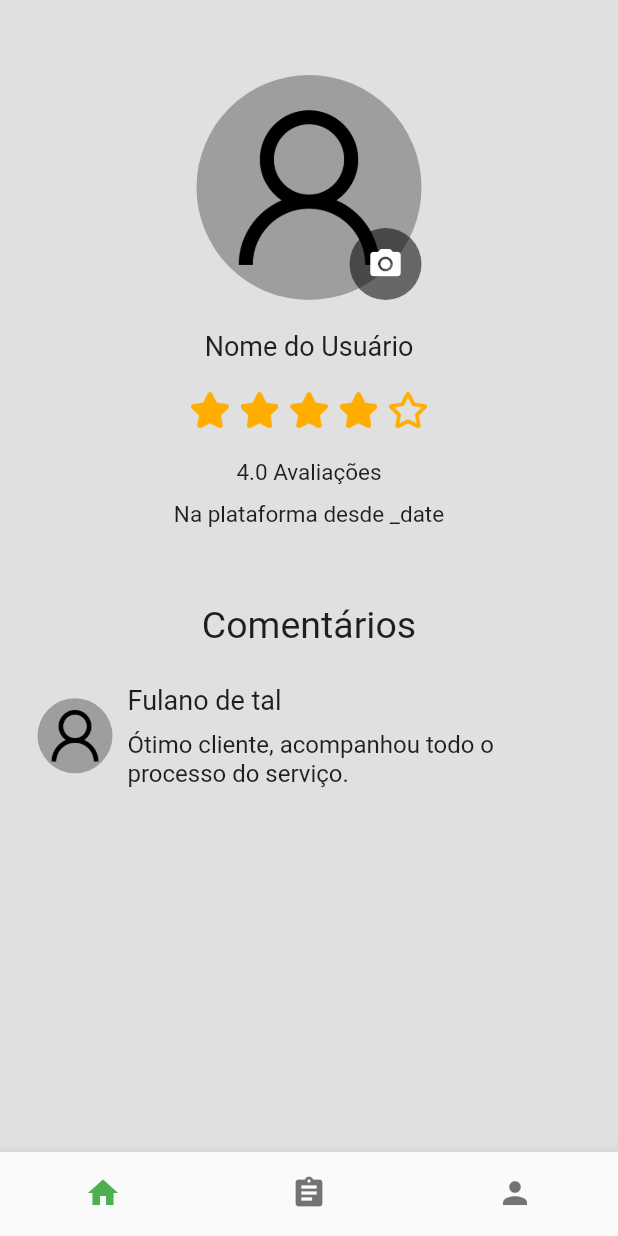
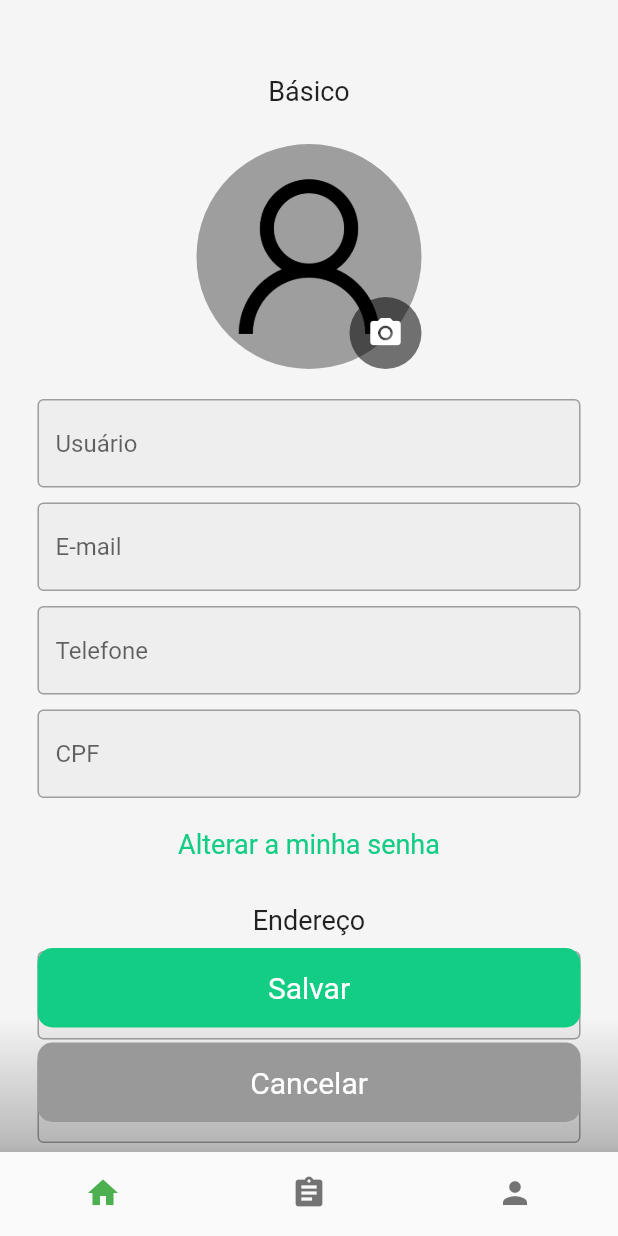
Before and after one commit to Vitkinn/find-services, a Flutter app: the screen it shows after launch, on a phone screen of 412 x 824 dp. Run offline on Flutter 3.47's test engine with Material 2 defaults, Android fonts, the phone set to English and light mode, and no system bars; drawn by our look-alikes of flutter_rating_bar; our stand-ins replace dartz, dio, flutter_modular.

Commit message:
User profile edit page

```diff
--- a/lib/src/modules/user/presentation/pages/login_page.dart
+++ b/lib/src/modules/user/presentation/pages/login_page.dart
@@ -25,7 +25,7 @@ class _LoginPageState extends State<LoginPage> {
   @override
   Widget build(BuildContext context) {
     return Scaffold(
-      backgroundColor: Colors.grey[300],
+      backgroundColor: Colors.grey[100],
       body: SingleChildScrollView(
         child: SafeArea(
           child: Center(
--- /dev/null
+++ b/lib/src/modules/user/presentation/pages/profile_edit_page.dart
@@ -0,0 +1,198 @@
+import 'package:flutter/material.dart';
+import 'package:tcc_frontend/src/modules/shared/components/custom_button.dart';
+
+import 'package:tcc_frontend/src/modules/shared/components/custom_text_field.dart';
+import 'package:tcc_frontend/src/modules/shared/components/footbar.dart';
+
+class ProfileEditPage extends StatefulWidget {
+  const ProfileEditPage({super.key});
+
+  @override
+  State<ProfileEditPage> createState() => _ProfileEditPageState();
+}
+
+class _ProfileEditPageState extends State<ProfileEditPage> {
+  final userNameController = TextEditingController();
+  final emailController = TextEditingController();
+  final cellPhoneController = TextEditingController();
+  final cpfController = TextEditingController();
+  final cepController = TextEditingController();
+  final neighborhoodController = TextEditingController();
+  final cityController = TextEditingController();
+  final ufController = TextEditingController();
+  final streetController = TextEditingController();
+  final numberController = TextEditingController();
+  final complementController = TextEditingController();
+  final referencePointController = TextEditingController();
+
+  @override
+  Widget build(BuildContext context) {
+    return Scaffold(
+      backgroundColor: Colors.grey[100],
+      body: Stack(
+        children: [
+          SingleChildScrollView(
+            child: SafeArea(
+              child: Center(
+                child: Column(
+                  children: [
+                    const SizedBox(height: 50),
+                    const Text(
+                      'Básico',
+                      style: TextStyle(fontSize: 18),
+                    ),
+                    const SizedBox(height: 25),
+                    Stack(
+                      alignment: Alignment.bottomRight,
+                      children: [
+                        const CircleAvatar(
+                          radius: 75,
+                          backgroundImage:
+                              AssetImage('lib/assets/images/user_icon.png'),
+                          backgroundColor: Colors.grey,
+                        ),
+                        Container(
+                          decoration: BoxDecoration(
+                            color: Colors.black54,
+                            borderRadius: BorderRadius.circular(75),
+                          ),
+                          child: IconButton(
+                            icon: const Icon(Icons.camera_alt),
+                            color: Colors.white,
+                            onPressed: () {},
+                          ),
+                        ),
+                      ],
+                    ),
+                    const SizedBox(height: 20),
+                    CustomTextField(
+                      controller: userNameController,
+                      hintText: 'Usuário',
+                      obscureText: false,
+                    ),
+                    const SizedBox(height: 10),
+                    CustomTextField(
+                      controller: emailController,
+                      hintText: 'E-mail',
+                      obscureText: false,
+                    ),
+                    const SizedBox(height: 10),
+                    CustomTextField(
+                      controller: cellPhoneController,
+                      hintText: 'Telefone',
+                      obscureText: false,
+                    ),
+                    const SizedBox(height: 10),
+                    CustomTextField(
+                      controller: cpfController,
+                      hintText: 'CPF',
+                      obscureText: false,
+                    ),
+                    const SizedBox(height: 20),
+                    const Text(
+                      'Alterar a minha senha',
+                      style: TextStyle(fontSize: 18, color: Color(0xFF14cd84)),
+                    ),
+                    const SizedBox(height: 30),
+                    const Text(
+                      'Endereço',
+                      style: TextStyle(fontSize: 18),
+                    ),
+                    const SizedBox(height: 10),
+                    CustomTextField(
+                      controller: cepController,
+                      hintText: 'CEP',
+                      obscureText: false,
+                    ),
+                    const SizedBox(height: 10),
+                    CustomTextField(
+                      controller: neighborhoodController,
+                      hintText: 'Bairro',
+                      obscureText: false,
+                    ),
+                    const SizedBox(height: 10),
+                    CustomTextField(
+                      controller: cityController,
+                      hintText: 'Cidade',
+                      obscureText: false,
+                    ),
+                    const SizedBox(height: 10),
+                    CustomTextField(
+                      controller: ufController,
+                      hintText: 'Estado',
+                      obscureText: false,
+                    ),
+                    const SizedBox(height: 10),
+                    CustomTextField(
+                      controller: streetController,
+                      hintText: 'Rua',
+                      obscureText: false,
+                    ),
+                    const SizedBox(height: 10),
+                    CustomTextField(
+                      controller: numberController,
+                      hintText: 'Número',
+                      obscureText: false,
+                    ),
+                    const SizedBox(height: 10),
+                    CustomTextField(
+                      controller: complementController,
+                      hintText: 'Complemento',
+                      obscureText: false,
+                    ),
+                    const SizedBox(height: 10),
+                    CustomTextField(
+                      controller: referencePointController,
+                      hintText: 'Ponto de referência',
+                      obscureText: false,
+                    ),
+                    const SizedBox(height: 150),
+                  ],
+                ),
+              ),
+            ),
+          ),
+          Positioned(
+            bottom: 0,
+            left: 0,
+            right: 0,
+            child: Container(
+              height: 90,
+              decoration: const BoxDecoration(
+                gradient: LinearGradient(
+                  begin: Alignment.bottomCenter,
+                  end: Alignment.topCenter,
+                  colors: [
+                    Colors.black26,
+                    Colors.transparent,
+                  ],
+                ),
+              ), // Cor abaixo do Container do botão
+            ),
+          ),
+          Positioned(
+            bottom: 20,
+            left: 0,
+            right: 0,
+            child: Column(
+              children: [
+                CustomButton(
+                  hintText: 'Salvar',
+                  color: '14cd84',
+                  onTap: () => {},
+                ),
+                const SizedBox(height: 10),
+                CustomButton(
+                  hintText: 'Cancelar',
+                  color: '999999',
+                  onTap: () => {},
+                ),
+              ],
+            ),
+          ),
+        ],
+      ),
+      bottomNavigationBar: const FootBar(),
+    );
+  }
+}
--- a/lib/src/modules/user/presentation/pages/profile_page.dart
+++ b/lib/src/modules/user/presentation/pages/profile_page.dart
@@ -11,7 +11,7 @@ class ProfilePage extends StatelessWidget {
     double _rating = 4;
 
     return Scaffold(
-      backgroundColor: Colors.grey[300],
+      backgroundColor: Colors.grey[100],
       body: SingleChildScrollView(
         child: SafeArea(
           child: Center(
--- a/lib/src/modules/user/presentation/pages/register_data_page.dart
+++ b/lib/src/modules/user/presentation/pages/register_data_page.dart
@@ -28,7 +28,7 @@ class _RegisterDataPageState extends State<RegisterDataPage> {
   @override
   Widget build(BuildContext context) {
     return Scaffold(
-      backgroundColor: Colors.grey[300],
+      backgroundColor: Colors.grey[100],
       body: SingleChildScrollView(
         child: SafeArea(
           child: Center(
--- a/lib/src/modules/user/presentation/pages/register_password_page.dart
+++ b/lib/src/modules/user/presentation/pages/register_password_page.dart
@@ -27,7 +27,7 @@ class _RegisterPasswordPageState extends State<RegisterPasswordPage> {
   @override
   Widget build(BuildContext context) {
     return Scaffold(
-      backgroundColor: Colors.grey[200],
+      backgroundColor: Colors.grey[100],
       body: SingleChildScrollView(
         child: SafeArea(
           child: Center(
--- a/lib/src/modules/user/presentation/pages/register_photo_page.dart
+++ b/lib/src/modules/user/presentation/pages/register_photo_page.dart
@@ -35,7 +35,7 @@ class _RegisterPhotoPageState extends State<RegisterPhotoPage> {
   @override
   Widget build(BuildContext context) {
     return Scaffold(
-      backgroundColor: Colors.grey[300],
+      backgroundColor: Colors.grey[100],
       body: SingleChildScrollView(
         child: SafeArea(
           child: Center(
--- a/lib/src/modules/user/user_module.dart
+++ b/lib/src/modules/user/user_module.dart
@@ -2,6 +2,7 @@ import 'package:flutter_modular/flutter_modular.dart';
 import 'package:tcc_frontend/src/modules/user/data/datasource/i_user_datasource.dart';
 import 'package:tcc_frontend/src/modules/user/domain/repositories/i_user_repository.dart';
 import 'package:tcc_frontend/src/modules/user/presentation/pages/login_page.dart';
+import 'package:tcc_frontend/src/modules/user/presentation/pages/profile_edit_page.dart';
 import 'package:tcc_frontend/src/modules/user/presentation/pages/profile_page.dart';
 import 'package:tcc_frontend/src/modules/user/presentation/pages/register_data_page.dart';
 import 'package:tcc_frontend/src/modules/user/presentation/pages/register_password_page.dart';
@@ -29,6 +30,7 @@ class UserModule extends Module {
             child: (context, args) => const RegisterPhotoPage()),
         ChildRoute('/register_password',
             child: (context, args) => const RegisterPasswordPage()),
-        ChildRoute('/', child: (context, args) => const ProfilePage()),
+        ChildRoute('/profile', child: (context, args) => const ProfilePage()),
+        ChildRoute('/', child: (context, args) => const ProfileEditPage()),
       ];
 }
```
